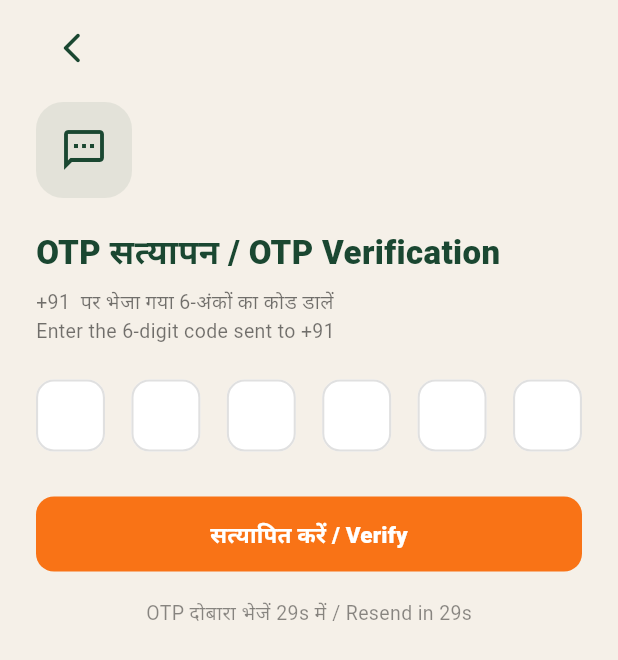
After one commit to jiyamaurya/cypherverse, a Flutter app: the OtpVerificationScreen screen opened by its route, on a phone screen of 412 x 824 dp. The commit adds this screen. Shown: the top 660 px of the screen. Run offline on Flutter 3.47's test engine with Material 3 defaults, Android fonts, the phone set to English and light mode, and no system bars; our stand-ins replace file_picker, firebase_auth, firebase_core, shared_preferences; missing offline and left inert: pdfx; accounts and stored records are empty.

Commit message:
Firebase Phone Auth integration

```diff
--- /dev/null
+++ b/lib/features/onboarding/screens/otp_verification_screen.dart
@@ -0,0 +1,355 @@
+import 'dart:async';
+import 'package:flutter/material.dart';
+import 'package:flutter/services.dart';
+import 'package:firebase_auth/firebase_auth.dart';
+import 'package:yojana_mitra/core/constants/app_colors.dart';
+
+/// OTP verification screen shown after "Get OTP" is tapped on the login
+/// screen. The code is sent and verified through Firebase Phone
+/// Authentication — `verificationId` is the token Firebase returned when
+/// it sent the SMS, and is combined with the digits the user types to
+/// build a credential that signs them in.
+class OtpVerificationScreen extends StatefulWidget {
+  final String phoneNumber;
+  final String verificationId;
+  const OtpVerificationScreen({
+    super.key,
+    required this.phoneNumber,
+    required this.verificationId,
+  });
+
+  @override
+  State<OtpVerificationScreen> createState() => _OtpVerificationScreenState();
+}
+
+class _OtpVerificationScreenState extends State<OtpVerificationScreen> {
+  static const _kDarkGreen = AppColors.primaryGreen;
+  static const _kOrange = AppColors.primaryOrange;
+
+  final List<TextEditingController> _controllers =
+      List.generate(6, (_) => TextEditingController());
+  final List<FocusNode> _focusNodes = List.generate(6, (_) => FocusNode());
+
+  late String _verificationId;
+  String? _error;
+  bool _verifying = false;
+  bool _resending = false;
+
+  int _secondsLeft = 30;
+  Timer? _timer;
+
+  @override
+  void initState() {
+    super.initState();
+    _verificationId = widget.verificationId;
+    _startTimer();
+  }
+
+  void _startTimer() {
+    _secondsLeft = 30;
+    _timer?.cancel();
+    _timer = Timer.periodic(const Duration(seconds: 1), (t) {
+      if (!mounted) return;
+      if (_secondsLeft == 0) {
+        t.cancel();
+      } else {
+        setState(() => _secondsLeft--);
+      }
+    });
+  }
+
+  Future<void> _resendOtp() async {
+    setState(() {
+      _resending = true;
+      _error = null;
+      for (final c in _controllers) {
+        c.clear();
+      }
+    });
+
+    try {
+      await FirebaseAuth.instance.verifyPhoneNumber(
+        phoneNumber: '+91${widget.phoneNumber}',
+        timeout: const Duration(seconds: 60),
+        verificationCompleted: (PhoneAuthCredential credential) async {
+          await FirebaseAuth.instance.signInWithCredential(credential);
+          if (!mounted) return;
+          Navigator.pushReplacementNamed(
+            context,
+            '/profile-setup',
+            arguments: widget.phoneNumber,
+          );
+        },
+        verificationFailed: (FirebaseAuthException e) {
+          if (!mounted) return;
+          setState(() {
+            _resending = false;
+            _error = e.message ?? 'OTP भेजने में समस्या / Failed to resend OTP';
+          });
+        },
+        codeSent: (String verificationId, int? resendToken) {
+          if (!mounted) return;
+          setState(() {
+            _verificationId = verificationId;
+            _resending = false;
+          });
+          _startTimer();
+          _focusNodes.first.requestFocus();
+          ScaffoldMessenger.of(context).showSnackBar(
+            SnackBar(
+              content: const Text(
+                'नया OTP भेजा गया / New OTP sent',
+                style: TextStyle(fontWeight: FontWeight.w600),
+              ),
+              backgroundColor: _kDarkGreen,
+              behavior: SnackBarBehavior.floating,
+              shape: RoundedRectangleBorder(borderRadius: BorderRadius.circular(12)),
+              margin: const EdgeInsets.all(16),
+            ),
+          );
+        },
+        codeAutoRetrievalTimeout: (String verificationId) {
+          _verificationId = verificationId;
+        },
+      );
+    } catch (e) {
+      if (!mounted) return;
+      setState(() => _resending = false);
+    }
+  }
+
+  Future<void> _verifyOtp() async {
+    final entered = _controllers.map((c) => c.text).join();
+
+    if (entered.length < 6) {
+      setState(() => _error = 'कृपया पूरा OTP दर्ज करें / Please enter the full OTP');
+      return;
+    }
+
+    setState(() {
+      _verifying = true;
+      _error = null;
+    });
+
+    try {
+      final credential = PhoneAuthProvider.credential(
+        verificationId: _verificationId,
+        smsCode: entered,
+      );
+      await FirebaseAuth.instance.signInWithCredential(credential);
+
+      if (!mounted) return;
+      Navigator.pushReplacementNamed(
+        context,
+        '/profile-setup',
+        arguments: widget.phoneNumber,
+      );
+    } on FirebaseAuthException catch (e) {
+      if (!mounted) return;
+      setState(() {
+        _verifying = false;
+        _error = e.code == 'invalid-verification-code'
+            ? 'गलत OTP, कृपया पुनः प्रयास करें / Incorrect OTP, please try again'
+            : (e.message ?? 'सत्यापन विफल / Verification failed');
+      });
+      for (final c in _controllers) {
+        c.clear();
+      }
+      _focusNodes.first.requestFocus();
+    }
+  }
+
+  void _onDigitChanged(int index, String value) {
+    if (value.isNotEmpty && index < 5) {
+      _focusNodes[index + 1].requestFocus();
+    }
+    if (value.isEmpty && index > 0) {
+      _focusNodes[index - 1].requestFocus();
+    }
+    // Auto-submit once all six boxes are filled.
+    if (_controllers.every((c) => c.text.isNotEmpty)) {
+      FocusScope.of(context).unfocus();
+      _verifyOtp();
+    }
+  }
+
+  @override
+  void dispose() {
+    _timer?.cancel();
+    for (final c in _controllers) {
+      c.dispose();
+    }
+    for (final f in _focusNodes) {
+      f.dispose();
+    }
+    super.dispose();
+  }
+
+  @override
+  Widget build(BuildContext context) {
+    return Scaffold(
+      backgroundColor: AppColors.background,
+      body: SafeArea(
+        child: Padding(
+          padding: const EdgeInsets.symmetric(horizontal: 24),
+          child: Column(
+            crossAxisAlignment: CrossAxisAlignment.start,
+            children: [
+              const SizedBox(height: 8),
+              IconButton(
+                onPressed: () => Navigator.pop(context),
+                icon: const Icon(Icons.arrow_back_ios_new_rounded, color: _kDarkGreen),
+              ),
+              const SizedBox(height: 12),
+              Container(
+                width: 64,
+                height: 64,
+                decoration: BoxDecoration(
+                  color: _kDarkGreen.withValues(alpha: 0.08),
+                  borderRadius: BorderRadius.circular(18),
+                ),
+                child: const Icon(Icons.sms_outlined, color: _kDarkGreen, size: 32),
+              ),
+              const SizedBox(height: 20),
+              const Text(
+                'OTP सत्यापन / OTP Verification',
+                style: TextStyle(
+                  fontSize: 22,
+                  fontWeight: FontWeight.w800,
+                  color: _kDarkGreen,
+                ),
+              ),
+              const SizedBox(height: 8),
+              Text(
+                '+91 ${widget.phoneNumber} पर भेजा गया 6-अंकों का कोड डालें\nEnter the 6-digit code sent to +91 ${widget.phoneNumber}',
+                style: const TextStyle(
+                  fontSize: 13,
+                  color: Colors.black54,
+                  height: 1.4,
+                ),
+              ),
+              const SizedBox(height: 24),
+
+              Row(
+                mainAxisAlignment: MainAxisAlignment.spaceBetween,
+                children: List.generate(6, (i) => _otpBox(i)),
+              ),
+
+              if (_error != null) ...[
+                const SizedBox(height: 12),
+                Row(children: [
+                  Icon(Icons.error_outline, size: 14, color: Colors.red.shade600),
+                  const SizedBox(width: 6),
+                  Expanded(
+                    child: Text(
+                      _error!,
+                      style: TextStyle(
+                        color: Colors.red.shade700,
+                        fontSize: 12,
+                        fontWeight: FontWeight.w600,
+                      ),
+                    ),
+                  ),
+                ]),
+              ],
+
+              const SizedBox(height: 24),
+
+              SizedBox(
+                width: double.infinity,
+                height: 50,
+                child: ElevatedButton(
+                  onPressed: _verifying ? null : _verifyOtp,
+                  style: ElevatedButton.styleFrom(
+                    backgroundColor: _kOrange,
+                    elevation: 0,
+                    shape: RoundedRectangleBorder(borderRadius: BorderRadius.circular(12)),
+                  ),
+                  child: _verifying
+                      ? const SizedBox(
+                          width: 22,
+                          height: 22,
+                          child: CircularProgressIndicator(color: Colors.white, strokeWidth: 2.4),
+                        )
+                      : const Text(
+                          'सत्यापित करें / Verify',
+                          style: TextStyle(
+                            color: Colors.white,
+                            fontSize: 15,
+                            fontWeight: FontWeight.w800,
+                          ),
+                        ),
+                ),
+              ),
+
+              const SizedBox(height: 18),
+
+              Center(
+                child: _secondsLeft > 0
+                    ? Text(
+                        'OTP दोबारा भेजें ${_secondsLeft}s में / Resend in ${_secondsLeft}s',
+                        style: const TextStyle(color: Colors.black45, fontSize: 13),
+                      )
+                    : GestureDetector(
+                        onTap: _resending ? null : _resendOtp,
+                        child: _resending
+                            ? const SizedBox(
+                                width: 16,
+                                height: 16,
+                                child: CircularProgressIndicator(
+                                  color: _kDarkGreen,
+                                  strokeWidth: 2,
+                                ),
+                              )
+                            : const Text(
+                                'OTP दोबारा भेजें / Resend OTP',
+                                style: TextStyle(
+                                  color: _kDarkGreen,
+                                  fontSize: 13,
+                                  fontWeight: FontWeight.w800,
+                                ),
+                              ),
+                      ),
+              ),
+            ],
+          ),
+        ),
+      ),
+    );
+  }
+
+  Widget _otpBox(int index) {
+    return SizedBox(
+      width: 46,
+      height: 54,
+      child: TextField(
+        controller: _controllers[index],
+        focusNode: _focusNodes[index],
+        textAlign: TextAlign.center,
+        keyboardType: TextInputType.number,
+        maxLength: 1,
+        style: const TextStyle(
+          fontSize: 20,
+          fontWeight: FontWeight.w800,
+          color: _kDarkGreen,
+        ),
+        inputFormatters: [FilteringTextInputFormatter.digitsOnly],
+        decoration: InputDecoration(
+          counterText: '',
+          filled: true,
+          fillColor: Colors.white,
+          contentPadding: EdgeInsets.zero,
+          enabledBorder: OutlineInputBorder(
+            borderRadius: BorderRadius.circular(12),
+            borderSide: BorderSide(color: Colors.grey.shade300, width: 1.4),
+          ),
+          focusedBorder: OutlineInputBorder(
+            borderRadius: BorderRadius.circular(12),
+            borderSide: const BorderSide(color: _kOrange, width: 1.8),
+          ),
+        ),
+        onChanged: (v) => _onDigitChanged(index, v),
+      ),
+    );
+  }
+}
--- a/lib/main.dart
+++ b/lib/main.dart
@@ -1,5 +1,8 @@
 import 'package:flutter/material.dart';
+import 'package:firebase_core/firebase_core.dart';
+import 'package:yojana_mitra/firebase_options.dart';
 import 'package:yojana_mitra/features/onboarding/screens/login_screen.dart';
+import 'package:yojana_mitra/features/onboarding/screens/otp_verification_screen.dart';
 import 'package:yojana_mitra/features/home/screens/home_screen.dart';
 import 'package:yojana_mitra/features/schemes/screens/schemes_screen.dart';
 import 'package:yojana_mitra/features/profile/screens/profile_screen.dart';
@@ -12,6 +15,9 @@ import 'package:yojana_mitra/core/state/profile_store.dart';
 
 void main() async {
   WidgetsFlutterBinding.ensureInitialized();
+  await Firebase.initializeApp(
+    options: DefaultFirebaseOptions.currentPlatform,
+  );
   // Load any previously-saved profile before the app starts, so screens
   // that depend on it (schemes, documents, home) have real data on first
   // frame instead of a placeholder after every refresh.
@@ -32,6 +38,16 @@ class MyApp extends StatelessWidget {
       initialRoute: ProfileStore.instance.hasProfile ? '/home' : '/login',
       routes: {
         '/login': (context) => const LoginScreen(),
+        '/otp-verification': (context) {
+          final args = ModalRoute.of(context)?.settings.arguments;
+          final map = args is Map ? args : const {};
+          final phone = (map['phone'] as String?) ?? '';
+          final verificationId = (map['verificationId'] as String?) ?? '';
+          return OtpVerificationScreen(
+            phoneNumber: phone,
+            verificationId: verificationId,
+          );
+        },
         '/profile-setup': (context) => const ProfileSetupScreen(),
         '/home': (context) => const HomeScreen(),
         '/schemes': (context) => const SchemesScreen(),
```
Also changed, not shown: lib/features/onboarding/screens/login_screen.dart (+67 -9 lines), pubspec.yaml (+3 -65 lines), firebase.json (added), lib/firebase_options.dart (added), pubspec.lock, 3 other files.
